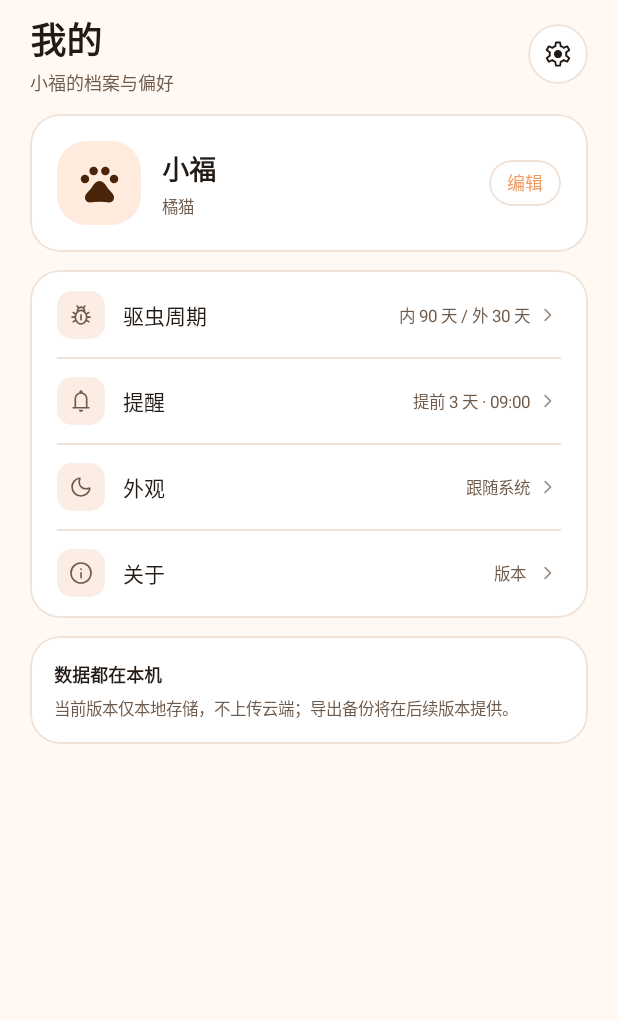
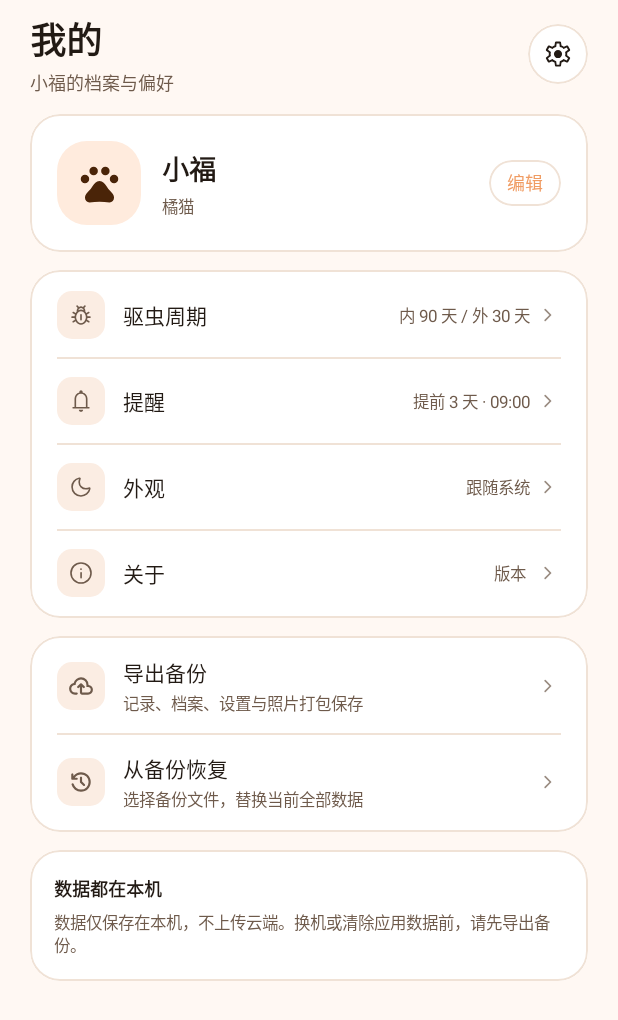
Before and after one commit to heng0426/FuJi, an Android app built with Jetpack Compose: the composable ProfileScreen shown on its own in the app's theme, on a phone screen of 412 x 824 dp. Shown: the top 1020 px of the screen. Run offline under Robolectric (Android 15) with nearby library versions, the phone set to English and light mode, and no system bars; our stand-ins replace Room's generated code.

Commit message:
feat:数据备份与恢复(JSON+照片ZIP)
- 我的页新增备份卡:导出备份(SAF 保存)/从备份恢复(替换式恢复,二次确认)
- BackupManager:backup.json(字段对齐 DB 列名)+ photos/ 打包;导入先校验后事务替换,照片经暂存目录落盘
- 导入校验:schema 版本、枚举合法性、照片外键引用、文件名白名单(防 zip 路径穿越)
- DAO 新增 getAll/insertAll/deleteAll;AppContainer 暴露 backup

```diff
--- a/app/src/main/java/com/xiaofu/daily/XiaoFuApplication.kt
+++ b/app/src/main/java/com/xiaofu/daily/XiaoFuApplication.kt
@@ -3,6 +3,7 @@ package com.xiaofu.daily
 import android.app.Application
 import android.content.Context
 import com.xiaofu.daily.data.RecordRepository
+import com.xiaofu.daily.data.backup.BackupManager
 import com.xiaofu.daily.data.local.XiaoFuDatabase
 import com.xiaofu.daily.reminder.ReminderNotifier
 import com.xiaofu.daily.reminder.ReminderScheduler
@@ -11,10 +12,13 @@ import com.xiaofu.daily.reminder.ReminderScheduler
 object AppContainer {
     lateinit var repository: RecordRepository
         private set
+    lateinit var backup: BackupManager
+        private set
 
     fun init(context: Context) {
         val db = XiaoFuDatabase.build(context)
         repository = RecordRepository(db, context.applicationContext)
+        backup = BackupManager(db, context.applicationContext)
     }
 }
 
--- a/app/src/main/java/com/xiaofu/daily/ui/XiaoFuApp.kt
+++ b/app/src/main/java/com/xiaofu/daily/ui/XiaoFuApp.kt
@@ -217,6 +217,7 @@ fun XiaoFuApp() {
                     Tab.PROFILE -> ProfileScreen(
                         vm = profileVm,
                         modifier = Modifier.padding(innerPadding),
+                        onMessage = onMessage,
                     )
                 }
             }
--- /dev/null
+++ b/app/src/main/java/com/xiaofu/daily/ui/backup/BackupSection.kt
@@ -0,0 +1,198 @@
+package com.xiaofu.daily.ui.backup
+
+import android.content.Context
+import android.net.Uri
+import android.provider.DocumentsContract
+import androidx.activity.compose.rememberLauncherForActivityResult
+import androidx.activity.result.contract.ActivityResultContracts
+import androidx.compose.foundation.background
+import androidx.compose.foundation.clickable
+import androidx.compose.foundation.layout.Box
+import androidx.compose.foundation.layout.Column
+import androidx.compose.foundation.layout.Row
+import androidx.compose.foundation.layout.fillMaxWidth
+import androidx.compose.foundation.layout.height
+import androidx.compose.foundation.layout.padding
+import androidx.compose.foundation.layout.size
+import androidx.compose.foundation.shape.RoundedCornerShape
+import androidx.compose.material3.AlertDialog
+import androidx.compose.material3.CircularProgressIndicator
+import androidx.compose.material3.Icon
+import androidx.compose.material3.MaterialTheme
+import androidx.compose.material3.Text
+import androidx.compose.material3.TextButton
+import androidx.compose.runtime.Composable
+import androidx.compose.runtime.getValue
+import androidx.compose.runtime.mutableStateOf
+import androidx.compose.runtime.remember
+import androidx.compose.runtime.rememberCoroutineScope
+import androidx.compose.runtime.setValue
+import androidx.compose.ui.Alignment
+import androidx.compose.ui.Modifier
+import androidx.compose.ui.draw.clip
+import androidx.compose.ui.platform.LocalContext
+import androidx.compose.ui.res.painterResource
+import androidx.compose.ui.text.font.FontWeight
+import androidx.compose.ui.unit.dp
+import androidx.compose.ui.unit.sp
+import com.xiaofu.daily.AppContainer
+import com.xiaofu.daily.R
+import com.xiaofu.daily.data.backup.BackupFormatException
+import com.xiaofu.daily.data.backup.BackupManager
+import com.xiaofu.daily.ui.components.CardSurface
+import kotlinx.coroutines.launch
+import org.json.JSONException
+
+/** 「我的」页备份卡：导出备份（SAF 保存 ZIP）/ 从备份恢复（SAF 选择 ZIP，替换式恢复） */
+@Composable
+fun BackupSection(onMessage: (String) -> Unit) {
+    val cs = MaterialTheme.colorScheme
+    val context = LocalContext.current
+    val scope = rememberCoroutineScope()
+    var busyAction by remember { mutableStateOf<String?>(null) }
+    var confirmRestore by remember { mutableStateOf(false) }
+
+    val exportLauncher = rememberLauncherForActivityResult(
+        ActivityResultContracts.CreateDocument("application/zip"),
+    ) { uri: Uri? ->
+        if (uri == null) return@rememberLauncherForActivityResult
+        busyAction = "export"
+        scope.launch {
+            val result = runCatching { AppContainer.backup.exportTo(uri) }
+            busyAction = null
+            result.fold(
+                onSuccess = { stats ->
+                    val missing = if (stats.missingPhotos > 0) "（${stats.missingPhotos} 张照片文件缺失）" else ""
+                    onMessage("已导出 ${stats.records} 条记录、${stats.photos} 张照片$missing")
+                },
+                onFailure = { e ->
+                    // 导出中途失败时清掉残留的半截文件
+                    runCatching { DocumentsContract.deleteDocument(context.contentResolver, uri) }
+                    onMessage("导出失败：${e.userMessage()}")
+                },
+            )
+        }
+    }
+
+    val importLauncher = rememberLauncherForActivityResult(
+        ActivityResultContracts.OpenDocument(),
+    ) { uri: Uri? ->
+        if (uri == null) return@rememberLauncherForActivityResult
+        busyAction = "import"
+        scope.launch {
+            val result = runCatching { AppContainer.backup.importFrom(uri) }
+            busyAction = null
+            result.fold(
+                onSuccess = { stats ->
+                    val missing = if (stats.missingPhotos > 0) "（${stats.missingPhotos} 张照片文件缺失）" else ""
+                    onMessage("已恢复 ${stats.records} 条记录、${stats.photos} 张照片$missing")
+                },
+                onFailure = { e ->
+                    onMessage("恢复失败：${e.userMessage()}")
+                },
+            )
+        }
+    }
+
+    CardSurface(contentPadding = 0.dp) {
+        Column(Modifier.padding(horizontal = 18.dp, vertical = 2.dp)) {
+            BackupRow(
+                iconRes = R.drawable.ic_ms_backup,
+                title = "导出备份",
+                value = "记录、档案、设置与照片打包保存",
+                busy = busyAction == "export",
+                enabled = busyAction == null,
+                onClick = { exportLauncher.launch(BackupManager.suggestedFileName()) },
+            )
+            Box(Modifier.fillMaxWidth().height(1.dp).background(cs.outline))
+            BackupRow(
+                iconRes = R.drawable.ic_ms_restore,
+                title = "从备份恢复",
+                value = "选择备份文件，替换当前全部数据",
+                busy = busyAction == "import",
+                enabled = busyAction == null,
+                onClick = { confirmRestore = true },
+            )
+        }
+    }
+
+    if (confirmRestore) {
+        AlertDialog(
+            onDismissRequest = { confirmRestore = false },
+            containerColor = cs.surface,
+            shape = RoundedCornerShape(22.dp),
+            title = { Text("从备份恢复", style = MaterialTheme.typography.titleMedium, fontWeight = FontWeight.SemiBold, color = cs.onSurface) },
+            text = {
+                Text(
+                    "恢复将替换当前全部数据（记录、档案、设置与照片），且无法撤销。建议先「导出备份」保存当前数据。",
+                    style = MaterialTheme.typography.bodyMedium,
+                    color = cs.onSurfaceVariant,
+                )
+            },
+            confirmButton = {
+                TextButton(onClick = {
+                    confirmRestore = false
+                    importLauncher.launch(arrayOf("application/zip", "application/octet-stream"))
+                }) { Text("继续", color = cs.primary, fontWeight = FontWeight.SemiBold) }
+            },
+            dismissButton = {
+                TextButton(onClick = { confirmRestore = false }) { Text("取消", color = cs.onSurfaceVariant) }
+            },
+        )
+    }
+}
+
+@Composable
+private fun BackupRow(
+    iconRes: Int,
+    title: String,
+    value: String,
+    busy: Boolean,
+    enabled: Boolean,
+    onClick: () -> Unit,
+) {
+    val cs = MaterialTheme.colorScheme
+    Row(
+        modifier = Modifier
+            .fillMaxWidth()
+            .then(if (enabled) Modifier.clickable(onClick = onClick) else Modifier)
+            .padding(vertical = 12.dp),
+        verticalAlignment = Alignment.CenterVertically,
+    ) {
+        Box(
+            Modifier.size(32.dp).clip(RoundedCornerShape(10.dp)).background(cs.surfaceVariant),
+            contentAlignment = Alignment.Center,
+        ) {
+            Icon(painterResource(iconRes), null, Modifier.size(17.dp), tint = cs.onSurfaceVariant)
+        }
+        Column(Modifier.weight(1f).padding(start = 12.dp)) {
+            Text(title, style = MaterialTheme.typography.bodyLarge, color = cs.onSurface)
+            Text(
+                value,
+                style = MaterialTheme.typography.labelSmall,
+                color = cs.onSurfaceVariant,
+                modifier = Modifier.padding(top = 2.dp),
+            )
+        }
+        if (busy) {
+            CircularProgressIndicator(
+                modifier = Modifier.size(16.dp),
+                strokeWidth = 2.dp,
+                color = cs.primary,
+            )
+        } else {
+            Icon(
+                painterResource(R.drawable.ic_ms_chevron_right),
+                null,
+                Modifier.padding(start = 3.dp).size(17.dp),
+                tint = cs.onSurfaceVariant.copy(alpha = 0.7f),
+            )
+        }
+    }
+}
+
+private fun Throwable.userMessage(): String = when (this) {
+    is BackupFormatException -> message ?: "备份文件无效"
+    is JSONException -> "备份文件格式不正确"
+    else -> message?.takeIf { it.isNotBlank() } ?: "未知错误"
+}
--- a/app/src/main/java/com/xiaofu/daily/ui/profile/ProfileScreen.kt
+++ b/app/src/main/java/com/xiaofu/daily/ui/profile/ProfileScreen.kt
@@ -67,6 +67,7 @@ import com.xiaofu.daily.R
 import com.xiaofu.daily.data.SettingsKeys
 import com.xiaofu.daily.data.local.entity.ProfileEntity
 import com.xiaofu.daily.data.local.model.Gender
+import com.xiaofu.daily.ui.backup.BackupSection
 import com.xiaofu.daily.ui.components.CardSurface
 import com.xiaofu.daily.ui.components.PillChip
 import com.xiaofu.daily.ui.components.PrimaryButton
@@ -90,7 +91,11 @@ import java.time.ZoneOffset
 
 @OptIn(ExperimentalMaterial3Api::class)
 @Composable
-fun ProfileScreen(vm: ProfileViewModel, modifier: Modifier = Modifier) {
+fun ProfileScreen(
+    vm: ProfileViewModel,
+    modifier: Modifier = Modifier,
+    onMessage: (String) -> Unit = {},
+) {
     val cs = MaterialTheme.colorScheme
     val context = LocalContext.current
     val versionName = remember {
@@ -190,11 +195,14 @@ fun ProfileScreen(vm: ProfileViewModel, modifier: Modifier = Modifier) {
                 }
             }
         }
+        item(key = "backup") {
+            BackupSection(onMessage = onMessage)
+        }
         item(key = "note") {
             CardSurface(contentPadding = 16.dp) {
                 Text("数据都在本机", fontSize = 12.sp, fontWeight = FontWeight.SemiBold, color = cs.onSurface)
                 Text(
-                    "当前版本仅本地存储，不上传云端；导出备份将在后续版本提供。",
+                    "数据仅保存在本机，不上传云端。换机或清除应用数据前，请先导出备份。",
                     style = MaterialTheme.typography.labelSmall,
                     color = cs.onSurfaceVariant,
                     modifier = Modifier.padding(top = 4.dp),
--- /dev/null
+++ b/app/src/main/res/drawable/ic_ms_backup.xml
@@ -0,0 +1,10 @@
+<?xml version="1.0" encoding="utf-8"?>
+<vector xmlns:android="http://schemas.android.com/apk/res/android"
+    android:width="24dp"
+    android:height="24dp"
+    android:viewportWidth="960"
+    android:viewportHeight="960">
+    <group android:translateY="960">
+        <path android:fillColor="#FF000000" android:pathData="m440-446-36 35q-11 11-27.5 11T348-412q-11-11-11-28t11-28l104-104q12-12 28-12t28 12l104 104q11 11 11.5 27.5T612-412q-11 11-27.5 11.5T556-411l-36-35v206h220q42 0 71-29t29-71q0-42-29-71t-71-29h-60v-80q0-83-58.5-141.5T480-720q-83 0-141.5 58.5T280-520h-20q-58 0-99 41t-41 99q0 58 41 99t99 41h60q17 0 28.5 11.5T360-200q0 17-11.5 28.5T320-160h-60q-91 0-155.5-63T40-377q0-78 47-139t123-78q25-92 100-149t170-57q117 0 198.5 81.5T760-520q69 8 114.5 59.5T920-340q0 75-52.5 127.5T740-160H520q-33 0-56.5-23.5T440-240v-206Zm40 6Z" />
+    </group>
+</vector>
--- /dev/null
+++ b/app/src/main/res/drawable/ic_ms_restore.xml
@@ -0,0 +1,10 @@
+<?xml version="1.0" encoding="utf-8"?>
+<vector xmlns:android="http://schemas.android.com/apk/res/android"
+    android:width="24dp"
+    android:height="24dp"
+    android:viewportWidth="960"
+    android:viewportHeight="960">
+    <group android:translateY="960">
+        <path android:fillColor="#FF000000" android:pathData="M480-120q-126 0-223-76.5T131-392q-4-15 6-27.5t27-14.5q16-2 29 6t18 24q24 90 99 147t170 57q117 0 198.5-81.5T760-480q0-117-81.5-198.5T480-760q-69 0-129 32t-101 88h70q17 0 28.5 11.5T360-600q0 17-11.5 28.5T320-560H160q-17 0-28.5-11.5T120-600v-160q0-17 11.5-28.5T160-800q17 0 28.5 11.5T200-760v54q51-64 124.5-99T480-840q75 0 140.5 28.5t114 77q48.5 48.5 77 114T840-480q0 75-28.5 140.5t-77 114q-48.5 48.5-114 77T480-120Zm40-376 100 100q11 11 11 28t-11 28q-11 11-28 11t-28-11L452-452q-6-6-9-13.5t-3-15.5v-159q0-17 11.5-28.5T480-680q17 0 28.5 11.5T520-640v144Z" />
+    </group>
+</vector>
```
Also changed, not shown: app/src/main/java/com/xiaofu/daily/data/backup/BackupManager.kt (added, +407 -0 lines), app/src/main/java/com/xiaofu/daily/data/local/dao/AnomalyTagDao.kt (+12 -0 lines), app/src/main/java/com/xiaofu/daily/data/local/dao/PhotoDao.kt (+8 -0 lines), app/src/main/java/com/xiaofu/daily/data/local/dao/RecordDao.kt (+12 -0 lines), app/src/main/java/com/xiaofu/daily/data/local/dao/SettingsDao.kt (+8 -0 lines).
